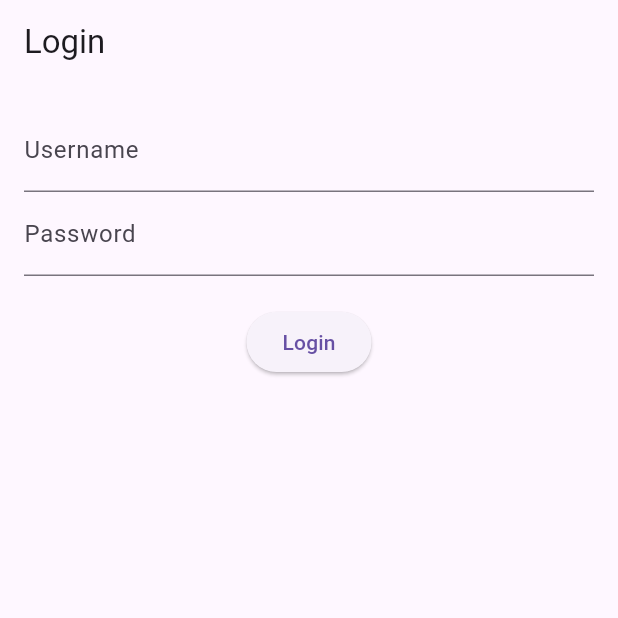
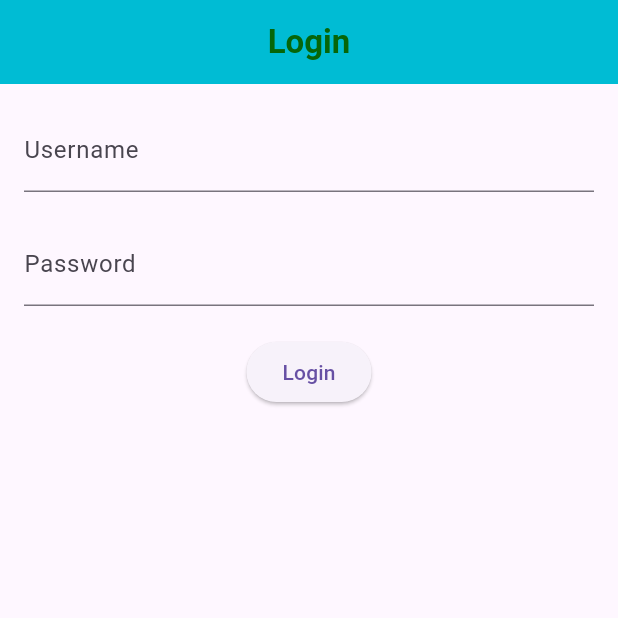
Before and after one commit to varunzz/Flutter-Courses-APP, a Flutter app: the screen it shows after launch, on a phone screen of 412 x 824 dp, the top half of it. Run offline on Flutter 3.47's test engine with Material 3 defaults, Android fonts, the phone set to English and light mode, and no system bars.

Commit message:
UI Changes

```diff
--- a/lib/main.dart
+++ b/lib/main.dart
@@ -12,6 +12,7 @@ class MyApp extends StatelessWidget {
       title: 'Courses App',
       theme: ThemeData(
         primarySwatch: Colors.blue,
+
       ),
       home: LoginPage(), // Set the login page as the home page
     );
@@ -43,7 +44,16 @@ class _LoginPageState extends State<LoginPage> {
   Widget build(BuildContext context) {
     return Scaffold(
       appBar: AppBar(
-        title: Text('Login'),
+        backgroundColor: Colors.cyan,
+        centerTitle: true,
+        title: Text('Login',
+          style: TextStyle(
+            color: const Color.fromARGB(255, 6, 102, 9),
+            fontWeight: FontWeight.bold
+
+          )
+        ),
+
       ),
       body: Padding(
         padding: const EdgeInsets.all(16.0),
@@ -52,7 +62,9 @@ class _LoginPageState extends State<LoginPage> {
             TextField(
               controller: _usernameController,
               decoration: InputDecoration(labelText: 'Username'),
+
             ),
+            SizedBox(height: 20),
             TextField(
               controller: _passwordController,
               decoration: InputDecoration(labelText: 'Password'),
```
